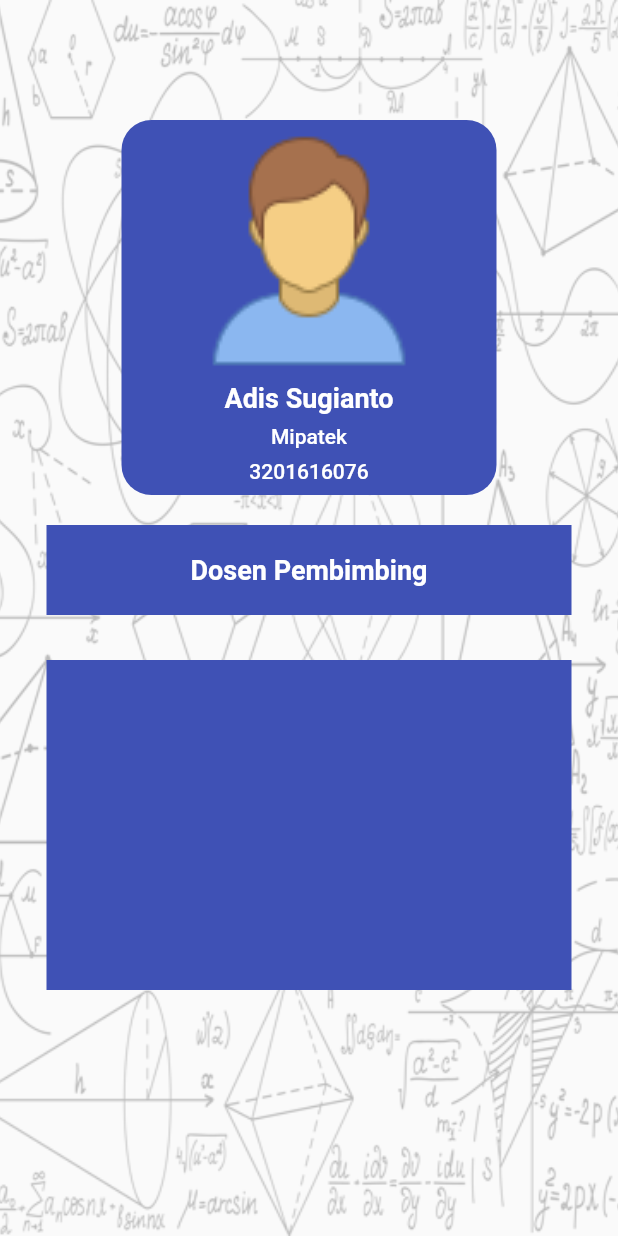
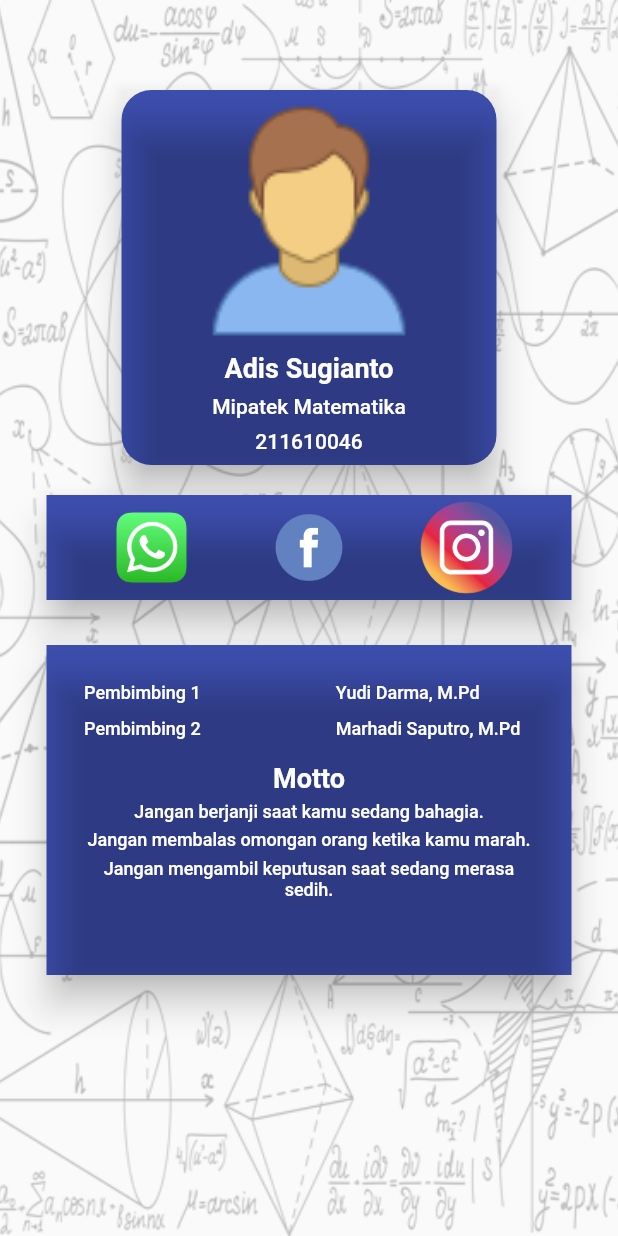
Before and after one commit to rinaldyes007/math_materi, a Flutter app: the ProfilPage screen opened directly, on a phone screen of 412 x 824 dp. Run offline on Flutter 3.47's test engine with Material 2 defaults, Android fonts, the phone set to English and light mode, and no system bars; our stand-ins replace html_unescape, shared_preferences; accounts and stored records are empty.

Commit message:
profile 99%

```diff
--- a/lib/main.dart
+++ b/lib/main.dart
@@ -3,6 +3,7 @@ import 'dart:io';
 import 'package:flutter/material.dart';
 
 import 'package:math_materi/login2.dart';
+import 'package:math_materi/profile.dart';
 import 'package:shared_preferences/shared_preferences.dart';
 import 'latihann.dart';
 import 'model/slider.dart';
--- a/lib/profile.dart
+++ b/lib/profile.dart
@@ -1,6 +1,28 @@
 import 'package:flutter/material.dart';
+//import 'package:flutter_launch/flutter_launch.dart';
 
 class ProfilPage extends StatelessWidget {
+  // void whatsappOpen() async {
+  //   await FlutterLaunch.launchWathsApp(phone: '6285753117906', message: null);
+  // }
+
+  text(String str) {
+    return Text(
+      str,
+      textAlign: TextAlign.center,
+      style: TextStyle(
+          color: Colors.white, fontSize: 12, fontWeight: FontWeight.w500),
+    );
+  }
+
+  // floatButton(String imgUrl) {
+  //   return FloatingActionButton(
+  //     onPressed: () {},
+  //     backgroundColor: Colors.transparent,
+  //     child: Image.asset(imgUrl),
+  //   );
+  // }
+
   @override
   Widget build(BuildContext context) {
     return Scaffold(
@@ -17,7 +39,7 @@ class ProfilPage extends StatelessWidget {
           Column(
             children: [
               SizedBox(
-                height: 80,
+                height: 60,
               ),
               Center(
                 child: Container(
@@ -27,6 +49,9 @@ class ProfilPage extends StatelessWidget {
                     color: Colors.indigo,
                     borderRadius: BorderRadius.circular(20),
                   ),
+                  child: Material(
+                    color: Colors.transparent,
+                    elevation: 10,
                     child: Column(
                       mainAxisAlignment: MainAxisAlignment.spaceEvenly,
                       children: [
@@ -46,12 +71,12 @@ class ProfilPage extends StatelessWidget {
                               color: Colors.white),
                         ),
                         Text(
-                        'Mipatek',
+                          'Mipatek Matematika',
                           style: TextStyle(
                               fontWeight: FontWeight.w500, color: Colors.white),
                         ),
                         Text(
-                        '3201616076',
+                          '211610046',
                           style: TextStyle(
                               fontWeight: FontWeight.w500, color: Colors.white),
                         ),
@@ -59,21 +84,26 @@ class ProfilPage extends StatelessWidget {
                     ),
                   ),
                 ),
+              ),
               SizedBox(
                 height: 20,
               ),
               Container(
-                height: 60,
+                height: 70,
                 width: 350,
                 color: Colors.indigo,
+                child: Material(
+                  color: Colors.transparent,
+                  elevation: 10,
                   child: Center(
-                  child: Text(
-                    'Dosen Pembimbing',
-                    style: TextStyle(
-                        fontSize: 18,
-                        fontWeight: FontWeight.w700,
-                        color: Colors.white),
-                  ),
+                      child: Row(
+                    mainAxisAlignment: MainAxisAlignment.spaceEvenly,
+                    children: [
+                      Image.asset('assets/whatsapp.png'),
+                      Image.asset('assets/faceboo.png'),
+                      Image.asset('assets/instag.png')
+                    ],
+                  )),
                 ),
               ),
               SizedBox(
@@ -83,6 +113,84 @@ class ProfilPage extends StatelessWidget {
                 height: 220,
                 width: 350,
                 color: Colors.indigo,
+                child: Material(
+                  color: Colors.transparent,
+                  elevation: 10,
+                  child: Container(
+                    padding: EdgeInsets.all(25),
+                    child: Column(
+                      children: [
+                        Center(
+                          child: Row(
+                            children: [
+                              text('Pembimbing 1'),
+                              SizedBox(
+                                width: 90,
+                              ),
+                              text('Yudi Darma, M.Pd')
+                            ],
+                          ),
+                        ),
+                        SizedBox(
+                          height: 10,
+                        ),
+                        Row(
+                          children: [
+                            text('Pembimbing 2'),
+                            SizedBox(
+                              width: 90,
+                            ),
+                            text('Marhadi Saputro, M.Pd'),
+                          ],
+                        ),
+                        SizedBox(
+                          height: 15,
+                        ),
+                        Center(
+                            child: Text(
+                          'Motto',
+                          style: TextStyle(
+                              fontSize: 18,
+                              fontWeight: FontWeight.w600,
+                              color: Colors.white),
+                        )),
+                        SizedBox(
+                          height: 5,
+                        ),
+                        Center(
+                          child:
+                              text("Jangan berjanji saat kamu sedang bahagia."),
+                        ),
+                        SizedBox(
+                          height: 5,
+                        ),
+                        Center(
+                          child: Text(
+                            'Jangan membalas omongan orang ketika kamu marah.',
+                            textAlign: TextAlign.center,
+                            style: TextStyle(
+                                fontSize: 12,
+                                color: Colors.white,
+                                fontWeight: FontWeight.w500),
+                          ),
+                        ),
+                        SizedBox(
+                          height: 5,
+                        ),
+                        Center(
+                          child: Text(
+                            'Jangan mengambil keputusan saat sedang merasa sedih.',
+                            textAlign: TextAlign.center,
+                            style: TextStyle(
+                                fontSize: 12,
+                                color: Colors.white,
+                                fontWeight: FontWeight.w500),
+                          ),
+                        )
+                      ],
+                    ),
+                  ),
+                ),
               ),
             ],
           ),
--- a/pubspec.yaml
+++ b/pubspec.yaml
@@ -30,11 +30,10 @@ dependencies:
   cupertino_icons: ^0.1.3
   http:
   shared_preferences: ^0.5.6
-  dio: ^3.0.10
-  get: ^3.10.0
   html_unescape: ^1.0.2
   html: ^0.14.0+4
-  introduction_screen: ^1.0.9
+
+
 
 
 dev_dependencies:
```
Also changed, not shown: assets/faceboo.png (added), assets/instag.png (added), assets/whatsapp.png (added), pubspec.lock. Lines whose indentation alone changed are shown as unchanged.
